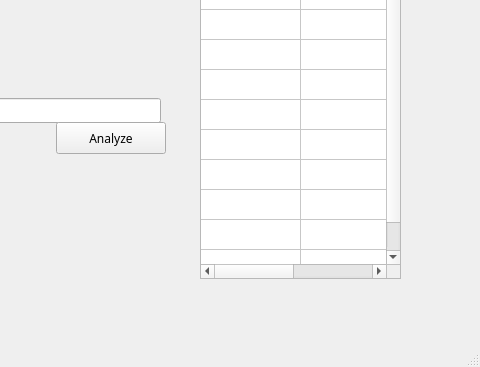
Above: HTMLTagAnalyzerTable.ui from thomhammond/HTMLTagAnalyzer before the change; both pictures show x 160 to 640 and y 113 to 480 of the 640 by 480 pixel window. Below: the same form after it.
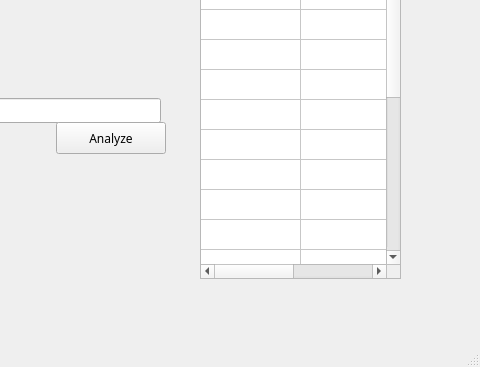
That is the form after the change.

Commit message: Update to add tagTypes list to Table

Diff of the .ui file:
```diff
--- a/HTMLTagAnalyzerTable.ui
+++ b/HTMLTagAnalyzerTable.ui
@@ -37,8 +37,11 @@
     <property name="frameShadow">
      <enum>QFrame::Sunken</enum>
     </property>
+    <property name="textElideMode">
+     <enum>Qt::ElideMiddle</enum>
+    </property>
     <property name="rowCount">
-     <number>10</number>
+     <number>20</number>
     </property>
     <property name="columnCount">
      <number>2</number>
@@ -71,6 +74,16 @@
     <row/>
     <row/>
     <row/>
+    <row/>
+    <row/>
+    <row/>
+    <row/>
+    <row/>
+    <row/>
+    <row/>
+    <row/>
+    <row/>
+    <row/>
     <column/>
     <column/>
    </widget>
```
The commit also changes 2 other files.
